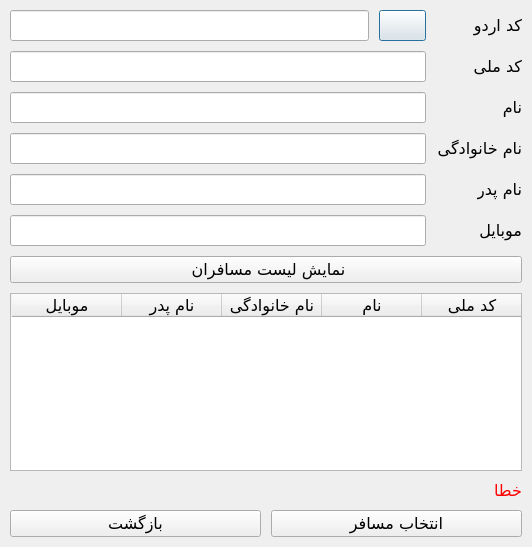
This is UI/SearchTourPassengersDialog.ui in Dandelion07/Tour_Management_System as Qt 5 draws it before an edit. The edited form follows.
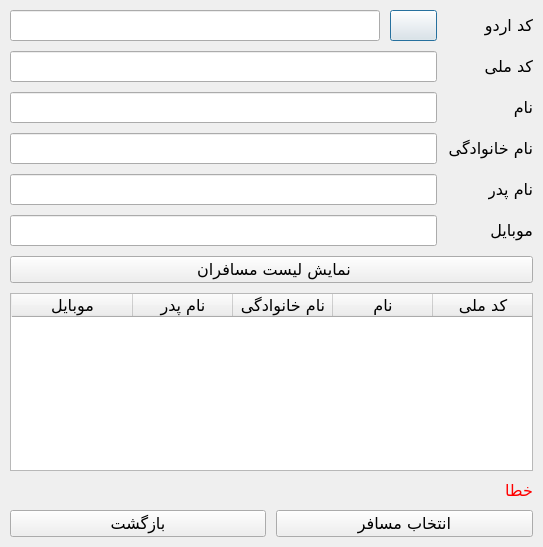
This is the edited form. Icons and pictures are not drawn.

Patch:
```diff
--- a/UI/SearchTourPassengersDialog.ui
+++ b/UI/SearchTourPassengersDialog.ui
@@ -6,7 +6,7 @@
    <rect>
     <x>0</x>
     <y>0</y>
-    <width>532</width>
+    <width>543</width>
     <height>547</height>
    </rect>
   </property>
```
